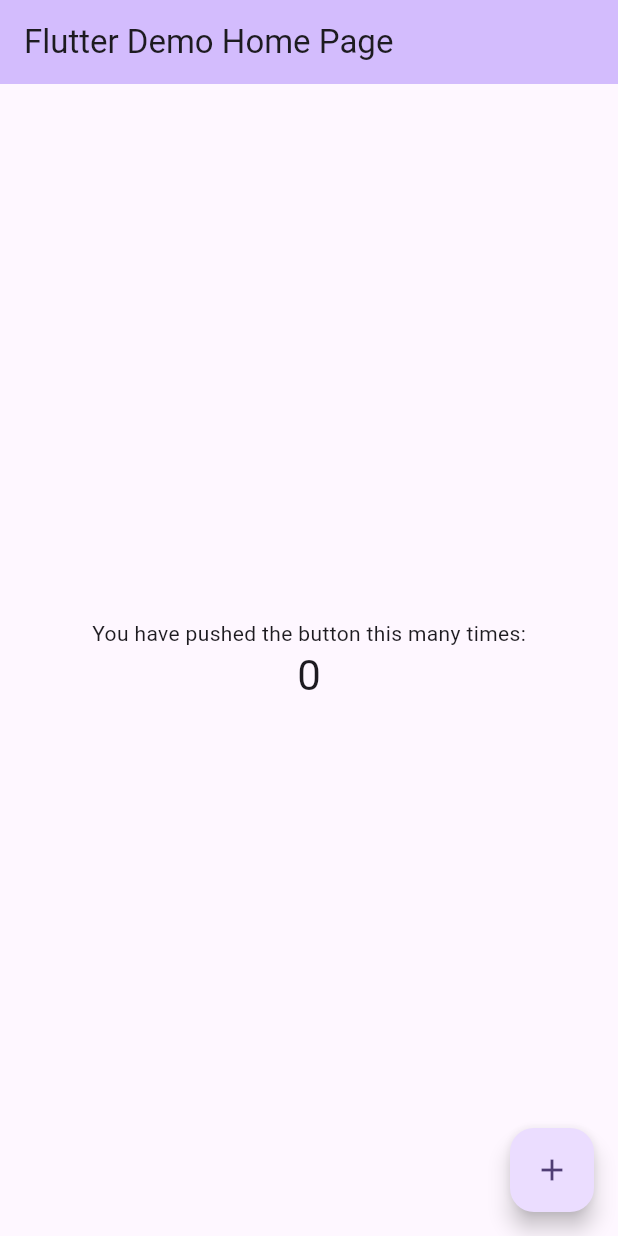
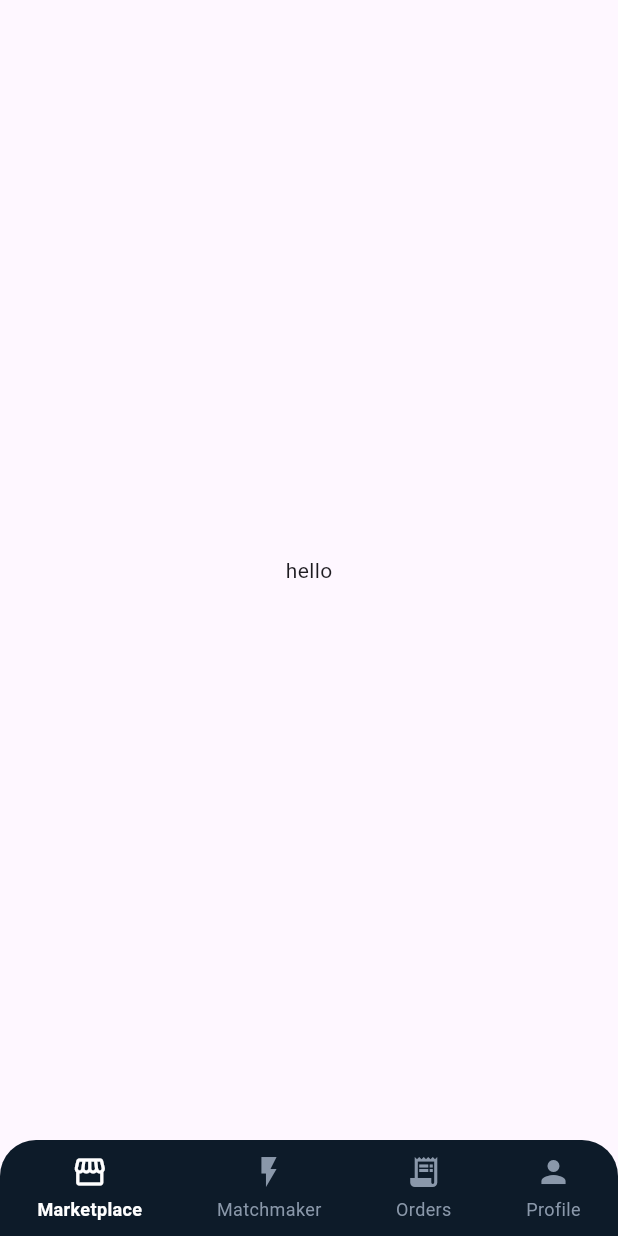
Before and after one commit to MazenEmad90/Proven, a Flutter app: the screen it shows after launch, on a phone screen of 412 x 824 dp. Run offline on Flutter 3.47's test engine with Material 3 defaults, Android fonts, the phone set to English and light mode, and no system bars.

Commit message:
constants , nav bar

```diff
--- /dev/null
+++ b/proven/lib/constants/bottom_nav.dart
@@ -0,0 +1,63 @@
+import 'package:flutter/material.dart';
+import 'package:proven/core/theme/colors.dart';
+
+
+class FixedBottomNavBar extends StatelessWidget {
+  final int currentIndex;
+  final ValueChanged<int> onTap;
+
+  const FixedBottomNavBar({
+    super.key,
+    required this.currentIndex,
+    required this.onTap,
+  });
+
+  @override
+  Widget build(BuildContext context) {
+    return Container(
+      decoration:  BoxDecoration(
+        color: AppColors.tertiary,
+        borderRadius: BorderRadius.vertical(top: Radius.circular(24)),
+      ),
+      child: SafeArea(
+        child: SizedBox(
+          height: 64,
+          child: Row(
+            mainAxisAlignment: MainAxisAlignment.spaceAround,
+            children: [
+              _item(0, Icons.storefront, 'Marketplace'),
+              _item(1, Icons.flash_on, 'Matchmaker'),
+              _item(2, Icons.receipt_long, 'Orders'),
+              _item(3, Icons.person, 'Profile'),
+            ],
+          ),
+        ),
+      ),
+    );
+  }
+
+  Widget _item(int index, IconData icon, String label) {
+    final isSelected = currentIndex == index;
+    final color = isSelected ? Colors.white : AppColors.onTertiaryContainer;
+
+    return InkWell(
+      onTap: () => onTap(index),
+      child: Column(
+        mainAxisSize: MainAxisSize.min,
+        mainAxisAlignment: MainAxisAlignment.center,
+        children: [
+          Icon(icon, color: color, size: 24),
+          SizedBox(height: 4),
+          Text(
+            label,
+            style: TextStyle(
+              color: color,
+              fontSize: 12,
+              fontWeight: isSelected ? FontWeight.w600 : FontWeight.w400,
+            ),
+          ),
+        ],
+      ),
+    );
+  }
+}
--- /dev/null
+++ b/proven/lib/core/theme/colors.dart
@@ -0,0 +1,75 @@
+import 'package:flutter/material.dart';
+
+abstract class AppColors {
+  // --- Material 3 Core Surface Tokens ---
+  static const Color surface = Color(0xFFFBF8FF);
+  static const Color surfaceDim = Color(0xFFDAD9E6);
+  static const Color surfaceBright = Color(0xFFFBF8FF);
+  static const Color surfaceContainerLowest = Color(0xFFFFFFFF);
+  static const Color surfaceContainerLow = Color(0xFFF4F2FF);
+  static const Color surfaceContainer = Color(0xFFEEECFA);
+  static const Color surfaceContainerHigh = Color(0xFFE8E7F4);
+  static const Color surfaceContainerHighest = Color(0xFFE2E1EE);
+  static const Color onSurface = Color(0xFF1A1B24);
+  static const Color onSurfaceVariant = Color(0xFF42474E);
+  static const Color inverseSurface = Color(0xFF2F303A);
+  static const Color inverseOnSurface = Color(0xFFF1EFFD);
+  static const Color outline = Color(0xFF73777F);
+  static const Color outlineVariant = Color(0xFFC2C7CF);
+  static const Color surfaceTint = Color(0xFF3C6186);
+
+  // --- Primary ---
+  static const Color primary = Color(0xFF001C32);
+  static const Color onPrimary = Color(0xFFFFFFFF);
+  static const Color primaryContainer = Color(0xFF003153);
+  static const Color onPrimaryContainer = Color(0xFF759AC1);
+  static const Color inversePrimary = Color(0xFFA5CAF4);
+
+  // --- Secondary ---
+  static const Color secondary = Color(0xFF53606F);
+  static const Color onSecondary = Color(0xFFFFFFFF);
+  static const Color secondaryContainer = Color(0xFFD6E4F7);
+  static const Color onSecondaryContainer = Color(0xFF586676);
+
+  // --- Tertiary ---
+  static const Color tertiary = Color(0xFF0D1B29);
+  static const Color onTertiary = Color(0xFFFFFFFF);
+  static const Color tertiaryContainer = Color(0xFF23303F);
+  static const Color onTertiaryContainer = Color(0xFF8A98AA);
+
+  // --- Error ---
+  static const Color error = Color(0xFFBA1A1A);
+  static const Color onError = Color(0xFFFFFFFF);
+  static const Color errorContainer = Color(0xFFFFDAD6);
+  static const Color onErrorContainer = Color(0xFF93000A);
+
+  // --- Fixed Tones ---
+  static const Color primaryFixed = Color(0xFFD0E4FF);
+  static const Color primaryFixedDim = Color(0xFFA5CAF4);
+  static const Color onPrimaryFixed = Color(0xFF001D34);
+  static const Color onPrimaryFixedVariant = Color(0xFF22496C);
+
+  static const Color secondaryFixed = Color(0xFFD6E4F7);
+  static const Color secondaryFixedDim = Color(0xFFBAC8DA);
+  static const Color onSecondaryFixed = Color(0xFF0F1D2A);
+  static const Color onSecondaryFixedVariant = Color(0xFF3B4857);
+
+  static const Color tertiaryFixed = Color(0xFFD6E4F7);
+  static const Color tertiaryFixedDim = Color(0xFFBAC8DB);
+  static const Color onTertiaryFixed = Color(0xFF0F1D2B);
+  static const Color onTertiaryFixedVariant = Color(0xFF3A4858);
+
+  // --- Background & Surface Variants ---
+  static const Color background = Color(0xFFFBF8FF);
+  static const Color onBackground = Color(0xFF1A1B24);
+  static const Color surfaceVariant = Color(0xFFE2E1EE);
+
+  // --- Brand & Custom Specs ---
+  static const Color brandNavy = Color(0xFF003153);
+  static const Color textPrimary = Color(0xFF0F1D2B);
+  static const Color textSecondary = Color(0xFF556272);
+  static const Color canvasBackground = Color(0xFFF4F6FA);
+  static const Color cardSurface = Color(0xFFFFFFFF);
+  static const Color containerSurfaceVariant = Color(0xFFEAEEF5);
+  static const Color borderOutline = Color(0xFFC4C3D0);
+}
--- /dev/null
+++ b/proven/lib/features/market_page.dart
@@ -0,0 +1,19 @@
+import 'package:flutter/material.dart';
+
+class MarketPage extends StatefulWidget {
+  const MarketPage({super.key});
+
+  @override
+  State<MarketPage> createState() => _MarketPageState();
+}
+
+class _MarketPageState extends State<MarketPage> {
+  @override
+  Widget build(BuildContext context) {
+    return Scaffold(
+      body: Center(
+        child: Text('hello'),
+      ),
+    );
+  }
+}
--- a/proven/lib/main.dart
+++ b/proven/lib/main.dart
@@ -1,122 +1,48 @@
+
 import 'package:flutter/material.dart';
+import 'package:proven/constants/bottom_nav.dart';
+import 'package:proven/features/market_page.dart';
 
 void main() {
   runApp(const MyApp());
 }
 
-class MyApp extends StatelessWidget {
+class MyApp extends StatefulWidget {
   const MyApp({super.key});
 
-  // This widget is the root of your application.
+  @override
+  State<MyApp> createState() => _MyAppState();
+}
+
+class _MyAppState extends State<MyApp> {
+  int _currentIndex = 0;
+
+  final List<Widget> _items = [
+    MarketPage(),
+    const Center(child: Text('Matchmaker')),
+    const Center(child: Text('Orders')),
+    const Center(child: Text('Profile')),
+  ];
+
   @override
   Widget build(BuildContext context) {
     return MaterialApp(
-      title: 'Flutter Demo',
+      debugShowCheckedModeBanner: false,
+      title: 'Proven',
       theme: ThemeData(
-        // This is the theme of your application.
-        //
-        // TRY THIS: Try running your application with "flutter run". You'll see
-        // the application has a purple toolbar. Then, without quitting the app,
-        // try changing the seedColor in the colorScheme below to Colors.green
-        // and then invoke "hot reload" (save your changes or press the "hot
-        // reload" button in a Flutter-supported IDE, or press "r" if you used
-        // the command line to start the app).
-        //
-        // Notice that the counter didn't reset back to zero; the application
-        // state is not lost during the reload. To reset the state, use hot
-        // restart instead.
-        //
-        // This works for code too, not just values: Most code changes can be
-        // tested with just a hot reload.
-        colorScheme: ColorScheme.fromSeed(seedColor: Colors.deepPurple),
+        primarySwatch: Colors.blue,
       ),
-      home: const MyHomePage(title: 'Flutter Demo Home Page'),
+      home: Scaffold(
+        body: _items[_currentIndex],
+        bottomNavigationBar: FixedBottomNavBar(
+          currentIndex: _currentIndex,
+          onTap: (index) {
+            setState(() {
+              _currentIndex = index;
+            });
+          },
+        ),
+      ),
     );
   }
 }
-
-class MyHomePage extends StatefulWidget {
-  const MyHomePage({super.key, required this.title});
-
-  // This widget is the home page of your application. It is stateful, meaning
-  // that it has a State object (defined below) that contains fields that affect
-  // how it looks.
-
-  // This class is the configuration for the state. It holds the values (in this
-  // case the title) provided by the parent (in this case the App widget) and
-  // used by the build method of the State. Fields in a Widget subclass are
-  // always marked "final".
-
-  final String title;
-
-  @override
-  State<MyHomePage> createState() => _MyHomePageState();
-}
-
-class _MyHomePageState extends State<MyHomePage> {
-  int _counter = 0;
-
-  void _incrementCounter() {
-    setState(() {
-      // This call to setState tells the Flutter framework that something has
-      // changed in this State, which causes it to rerun the build method below
-      // so that the display can reflect the updated values. If we changed
-      // _counter without calling setState(), then the build method would not be
-      // called again, and so nothing would appear to happen.
-      _counter++;
-    });
-  }
-
-  @override
-  Widget build(BuildContext context) {
-    // This method is rerun every time setState is called, for instance as done
-    // by the _incrementCounter method above.
-    //
-    // The Flutter framework has been optimized to make rerunning build methods
-    // fast, so that you can just rebuild anything that needs updating rather
-    // than having to individually change instances of widgets.
-    return Scaffold(
-      appBar: AppBar(
-        // TRY THIS: Try changing the color here to a specific color (to
-        // Colors.amber, perhaps?) and trigger a hot reload to see the AppBar
-        // change color while the other colors stay the same.
-        backgroundColor: Theme.of(context).colorScheme.inversePrimary,
-        // Here we take the value from the MyHomePage object that was created by
-        // the App.build method, and use it to set our appbar title.
-        title: Text(widget.title),
-      ),
-      body: Center(
-        // Center is a layout widget. It takes a single child and positions it
-        // in the middle of the parent.
-        child: Column(
-          // Column is also a layout widget. It takes a list of children and
-          // arranges them vertically. By default, it sizes itself to fit its
-          // children horizontally, and tries to be as tall as its parent.
-          //
-          // Column has various properties to control how it sizes itself and
-          // how it positions its children. Here we use mainAxisAlignment to
-          // center the children vertically; the main axis here is the vertical
-          // axis because Columns are vertical (the cross axis would be
-          // horizontal).
-          //
-          // TRY THIS: Invoke "debug painting" (choose the "Toggle Debug Paint"
-          // action in the IDE, or press "p" in the console), to see the
-          // wireframe for each widget.
-          mainAxisAlignment: MainAxisAlignment.center,
-          children: <Widget>[
-            const Text('You have pushed the button this many times:'),
-            Text(
-              '$_counter',
-              style: Theme.of(context).textTheme.headlineMedium,
-            ),
-          ],
-        ),
-      ),
-      floatingActionButton: FloatingActionButton(
-        onPressed: _incrementCounter,
-        tooltip: 'Increment',
-        child: const Icon(Icons.add),
-      ), // This trailing comma makes auto-formatting nicer for build methods.
-    );
-  }
-}
```
Also changed, not shown: 1 other file.
